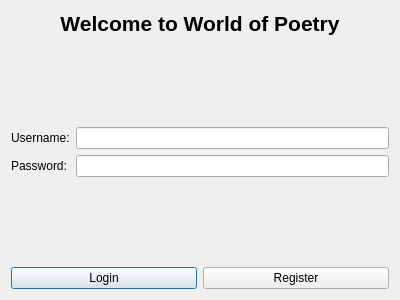
Old version of the form Home/login.ui in the repository ntapire123/World_of_poetry.
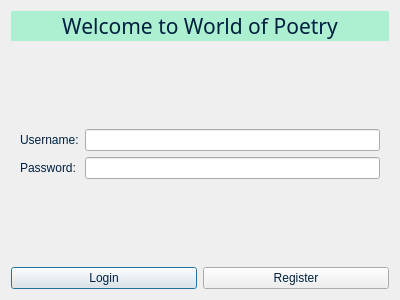
New version of the form. Icons and pictures are not drawn.

```diff
--- a/Home/login.ui
+++ b/Home/login.ui
@@ -14,19 +14,32 @@
    <string>World of Poetry - Login</string>
   </property>
   <property name="styleSheet">
-   <string notr="true">Qwidget qlabel{
-color:balck
-}</string>
+   <string notr="true">
+ color: rgb(0, 32, 63);
+
+background-image: url(:/img/images/Old Book Cover Paper Pages Textures Texture Antique Background Photo And Picture For Free Download - Pngtree.jpeg);
+
+  font-family: &quot;Moon Dance&quot;, cursive;
+  font-weight: 400;
+  font-style: normal;
+</string>
   </property>
   <layout class="QVBoxLayout" name="verticalLayout">
    <item>
     <widget class="QLabel" name="label_title">
      <property name="font">
       <font>
+       <family>Moon Dance</family>
        <pointsize>16</pointsize>
-       <bold>true</bold>
+       <italic>false</italic>
+       <bold>false</bold>
       </font>
      </property>
+     <property name="styleSheet">
+      <string notr="true">background-color: rgb(173, 239, 209);
+ color: rgb(0, 32, 63);
+</string>
+     </property>
      <property name="text">
       <string>Welcome to World of Poetry</string>
      </property>
@@ -49,6 +62,12 @@
     </spacer>
    </item>
    <item>
+    <widget class="QWidget" name="widget" native="true">
+     <property name="styleSheet">
+      <string notr="true"> font-family: &quot;Moon Dance&quot;, cursive;
+  font-weight: 400;
+  font-style: normal;</string>
+     </property>
     <layout class="QFormLayout" name="formLayout">
      <item row="0" column="0">
       <widget class="QLabel" name="label_username">
@@ -75,6 +94,7 @@
       </widget>
      </item>
     </layout>
+    </widget>
    </item>
    <item>
     <spacer name="verticalSpacer_2">
```
Lines whose indentation alone changed are shown as unchanged.
